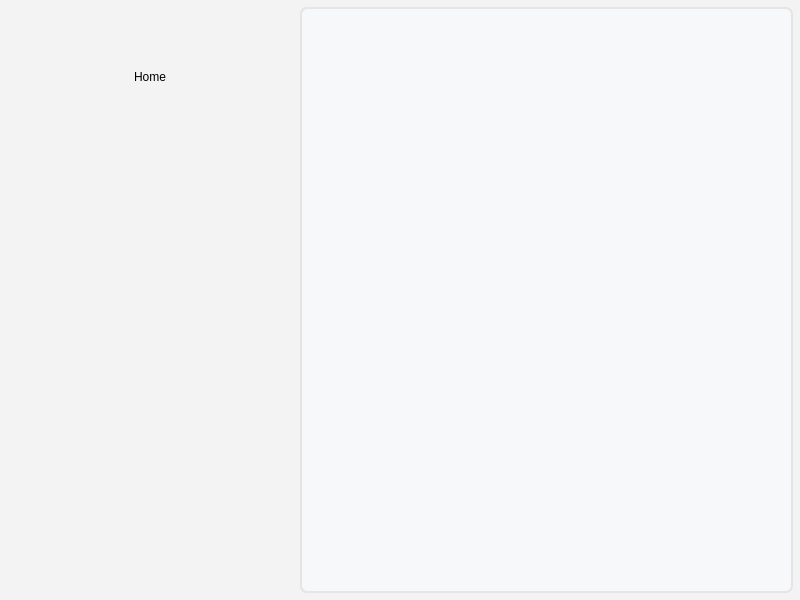
First picture: the form in files/more/main.ui, repository prathambahekar/better-gui, before the edit.
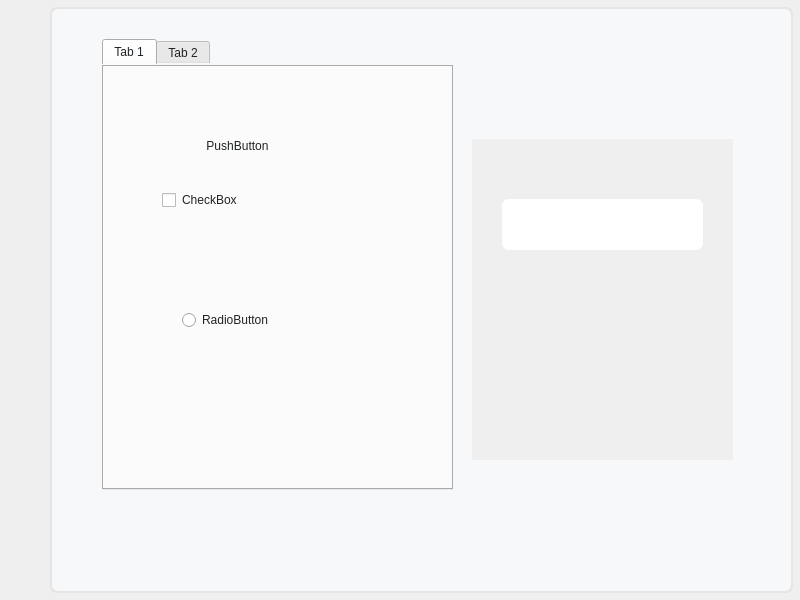
Second picture: the form after the edit. The open tabs and pages were chosen to show the change. Icons and pictures are not drawn.

Patch:
```diff
--- a/files/more/main.ui
+++ b/files/more/main.ui
@@ -23,9 +23,10 @@
    <property name="styleSheet">
     <string notr="true">/* Light Theme */
 
+
 * {
-	background-color : #f3f3f3;
-	font: 600 20pt &quot;Segoe UI Variable Display Semib&quot;;
+	/*background-color : #f3f3f3;*/
+	font: 600 20pt &quot;Consolas&quot;;
 	color : #202325;
 }
 
@@ -99,16 +100,16 @@
 
 #stg_lbl_main {
     padding-left: 4px;
-    font: 700 24pt &quot;Segoe UI Variable Display&quot;;
+    font: 700 24pt &quot;Consolas&quot;;
 }
 
 #stg_home_app_bt_lbl {
-    font: 600 13pt &quot;Segoe UI Variable Display Semib&quot;;
+    font: 600 13pt &quot;Consolas&quot;;
     padding-left: 16px;
 }
 
 #stg_home_app_hd_lbl {
-    font: 900 16pt &quot;Segoe UI Black&quot;;
+    font: 900 16pt &quot;Consolas&quot;;
     padding-left: 2px;
 }
 
@@ -130,8 +131,11 @@
 
 #stack_stg .QWidget {
     border-radius: 8px;
-    background-color: #e5e5e5; /* Updated for better contrast */
-}</string>
+    background-color: #e5e5e5;
+}
+
+
+</string>
    </property>
    <layout class="QHBoxLayout" name="horizontalLayout">
     <property name="spacing">
@@ -153,7 +157,7 @@
      <widget class="QFrame" name="leftMenu">
       <property name="minimumSize">
        <size>
-        <width>300</width>
+        <width>50</width>
         <height>0</height>
        </size>
       </property>
@@ -228,7 +232,7 @@
           <string notr="true"/>
          </property>
          <property name="text">
-          <string>Home</string>
+          <string/>
          </property>
         </widget>
        </item>
@@ -337,6 +341,47 @@
           <property name="styleSheet">
            <string notr="true"/>
           </property>
+          <layout class="QVBoxLayout" name="verticalLayout_3">
+           <item>
+            <widget class="QScrollArea" name="scrollArea_2">
+             <property name="styleSheet">
+              <string notr="true"/>
+             </property>
+             <property name="widgetResizable">
+              <bool>true</bool>
+             </property>
+             <widget class="QWidget" name="scrollAreaWidgetContents_2">
+              <property name="geometry">
+               <rect>
+                <x>0</x>
+                <y>0</y>
+                <width>721</width>
+                <height>564</height>
+               </rect>
+              </property>
+              <layout class="QVBoxLayout" name="verticalLayout_5">
+               <item>
+                <widget class="QComboBox" name="comboBox"/>
+               </item>
+               <item>
+                <widget class="QRadioButton" name="radioButton_2">
+                 <property name="text">
+                  <string>Dark theme</string>
+                 </property>
+                </widget>
+               </item>
+               <item>
+                <widget class="QCheckBox" name="checkBox_2">
+                 <property name="text">
+                  <string>CheckBox</string>
+                 </property>
+                </widget>
+               </item>
+              </layout>
+             </widget>
+            </widget>
+           </item>
+          </layout>
          </widget>
          <widget class="QWidget" name="settings_page">
           <layout class="QVBoxLayout" name="verticalLayout_4">
@@ -429,7 +474,104 @@
           </layout>
          </widget>
          <widget class="QWidget" name="info_page">
-          <layout class="QVBoxLayout" name="verticalLayout_3"/>
+          <widget class="QScrollArea" name="scrollArea">
+           <property name="geometry">
+            <rect>
+             <x>420</x>
+             <y>130</y>
+             <width>261</width>
+             <height>321</height>
+            </rect>
+           </property>
+           <property name="widgetResizable">
+            <bool>true</bool>
+           </property>
+           <widget class="QWidget" name="scrollAreaWidgetContents">
+            <property name="geometry">
+             <rect>
+              <x>0</x>
+              <y>0</y>
+              <width>261</width>
+              <height>321</height>
+             </rect>
+            </property>
+            <widget class="QLineEdit" name="lineEdit">
+             <property name="geometry">
+              <rect>
+               <x>30</x>
+               <y>60</y>
+               <width>201</width>
+               <height>51</height>
+              </rect>
+             </property>
+             <property name="text">
+              <string/>
+             </property>
+            </widget>
+           </widget>
+          </widget>
+          <widget class="QTabWidget" name="tabWidget">
+           <property name="geometry">
+            <rect>
+             <x>50</x>
+             <y>30</y>
+             <width>351</width>
+             <height>451</height>
+            </rect>
+           </property>
+           <property name="currentIndex">
+            <number>1</number>
+           </property>
+           <widget class="QWidget" name="tab">
+            <attribute name="title">
+             <string>Tab 1</string>
+            </attribute>
+            <widget class="QCheckBox" name="checkBox">
+             <property name="geometry">
+              <rect>
+               <x>60</x>
+               <y>120</y>
+               <width>241</width>
+               <height>30</height>
+              </rect>
+             </property>
+             <property name="text">
+              <string>CheckBox</string>
+             </property>
+            </widget>
+            <widget class="QRadioButton" name="radioButton">
+             <property name="geometry">
+              <rect>
+               <x>80</x>
+               <y>240</y>
+               <width>151</width>
+               <height>30</height>
+              </rect>
+             </property>
+             <property name="text">
+              <string>RadioButton</string>
+             </property>
+            </widget>
+            <widget class="QPushButton" name="pushButton">
+             <property name="geometry">
+              <rect>
+               <x>50</x>
+               <y>50</y>
+               <width>171</width>
+               <height>61</height>
+              </rect>
+             </property>
+             <property name="text">
+              <string>PushButton</string>
+             </property>
+            </widget>
+           </widget>
+           <widget class="QWidget" name="tab_2">
+            <attribute name="title">
+             <string>Tab 2</string>
+            </attribute>
+           </widget>
+          </widget>
          </widget>
         </widget>
        </item>
```
Left out of the diff: 2 changed lines with no effect on the pictures.
